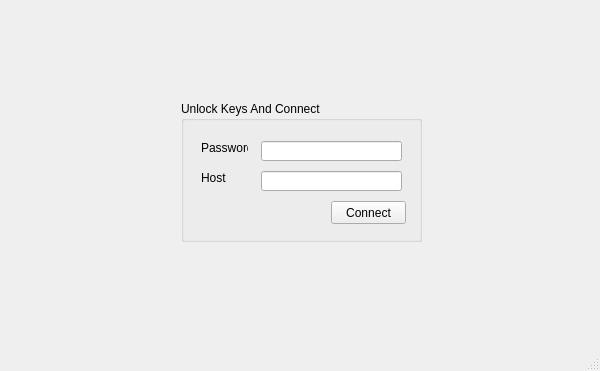
Qt form mainwindow.ui (static55/QryptNote) before a commit.
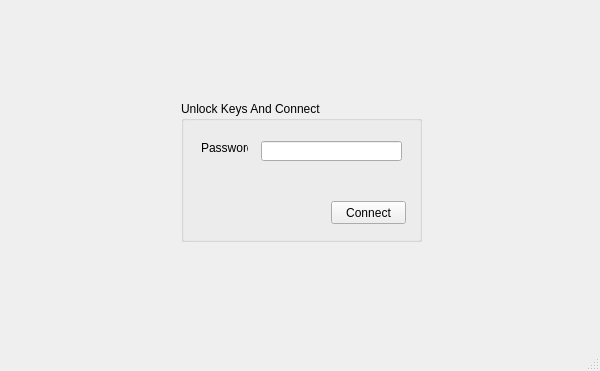
The same form after that commit.

What changed in the file:
```diff
--- a/mainwindow.ui
+++ b/mainwindow.ui
@@ -69,29 +69,6 @@
            <string>Password</string>
           </property>
          </widget>
-         <widget class="QLabel" name="label_2">
-          <property name="geometry">
-           <rect>
-            <x>20</x>
-            <y>70</y>
-            <width>47</width>
-            <height>13</height>
-           </rect>
-          </property>
-          <property name="text">
-           <string>Host</string>
-          </property>
-         </widget>
-         <widget class="QLineEdit" name="hostLineEdit">
-          <property name="geometry">
-           <rect>
-            <x>80</x>
-            <y>70</y>
-            <width>141</width>
-            <height>20</height>
-           </rect>
-          </property>
-         </widget>
          <widget class="QPushButton" name="connectButton">
           <property name="geometry">
            <rect>
```
